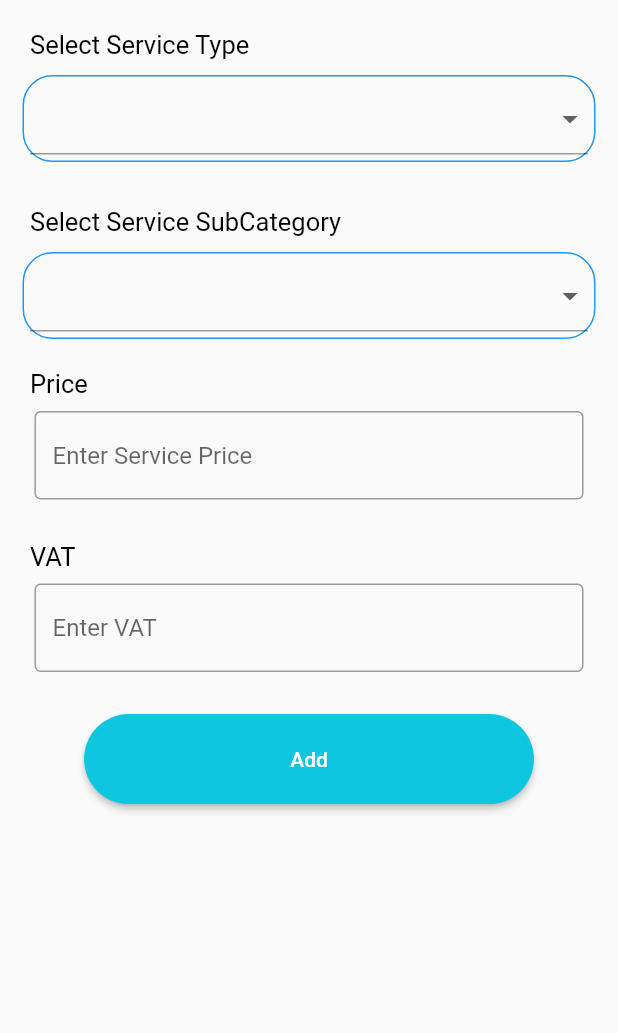
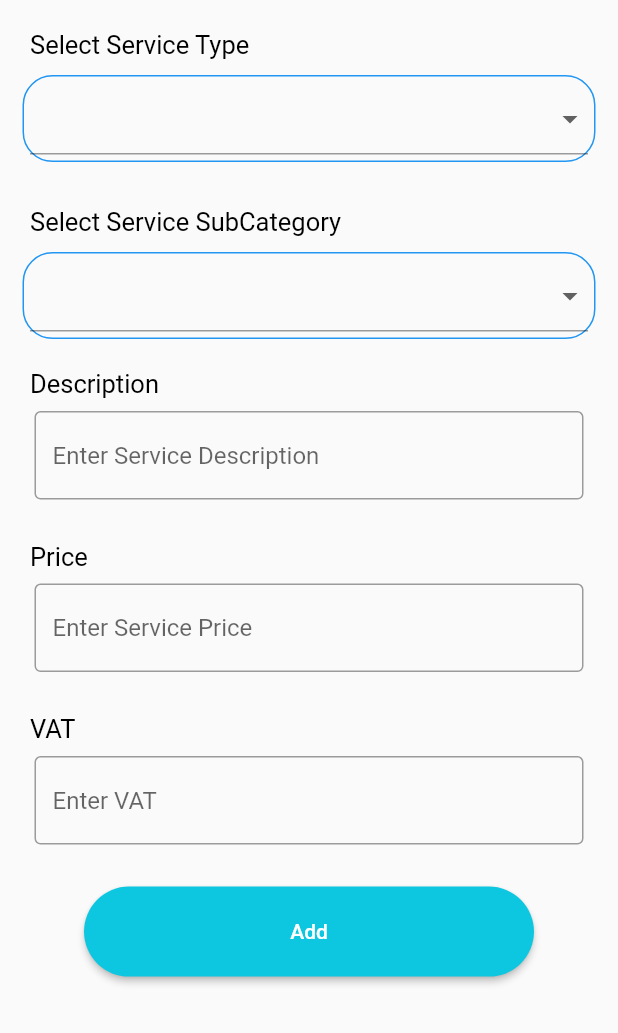
Before and after one commit to numanjaved14/City_Max_Admin, a Flutter app: the AddService screen opened directly, on a phone screen of 412 x 824 dp, the part 203-1236 px from its top. Run offline on Flutter 3.47's test engine with Material 2 defaults, Android fonts, the phone set to English and light mode, and no system bars; our stand-ins replace cloud_firestore, date_time_picker, firebase_auth, firebase_core, flutter_rating_bar, flutter_spinkit and 2 more; accounts and stored records are empty.

Commit message:
Services Added

```diff
--- a/lib/add/add_service.dart
+++ b/lib/add/add_service.dart
@@ -1,8 +1,7 @@
+import 'package:city_max_admin/database/database.dart';
 import 'package:city_max_admin/main/mainscreen.dart';
 import 'package:flutter/material.dart';
-import 'package:flutter/src/foundation/key.dart';
-import 'package:flutter/src/widgets/framework.dart';
-import 'package:date_time_picker/date_time_picker.dart';
+import 'package:toast/toast.dart';
 
 class AddService extends StatefulWidget {
   const AddService({Key? key}) : super(key: key);
@@ -66,15 +65,21 @@ class _AddServiceState extends State<AddService> {
   String dropdownvalue = 'Cleaning';
   String dropdownvalue1 = 'HouseKeeping with Materials';
 
+
+
+
   @override
   Widget build(BuildContext context) {
+
+
 
     return Scaffold(
       appBar: AppBar(
         centerTitle: true,
         title: Text('Add Service'),
       ),
-      body: SafeArea(
+      body: SingleChildScrollView(
+        child: SafeArea(
           child:  Column(
               mainAxisAlignment: MainAxisAlignment.start,
               crossAxisAlignment: CrossAxisAlignment.start,
@@ -215,6 +220,33 @@ class _AddServiceState extends State<AddService> {
                  Container(
                     margin: EdgeInsets.only(left: 20),
                     child: Text(
+                      'Description',
+                      textAlign: TextAlign.right,
+                      style: TextStyle(
+                        color: Colors.black,
+                        fontSize: 17,
+                      ),
+                    )),
+                Container(
+                                   margin: EdgeInsets.only(left: 15,right: 15),
+
+                  child: Padding(
+                    padding: EdgeInsets.symmetric(horizontal: 8, vertical: 8),
+                    child: TextField(
+                      controller: descriptionController,
+                      keyboardType: TextInputType.text,
+                      decoration: InputDecoration(
+
+                        border: OutlineInputBorder(),
+                        hintText: 'Enter Service Description',
+                      ),
+                    ),
+                  ),
+                ),
+                SizedBox(height: 20,),
+                Container(
+                    margin: EdgeInsets.only(left: 20),
+                    child: Text(
                       'Price',
                       textAlign: TextAlign.right,
                       style: TextStyle(
@@ -228,6 +260,7 @@ class _AddServiceState extends State<AddService> {
                   child: Padding(
                     padding: EdgeInsets.symmetric(horizontal: 8, vertical: 8),
                     child: TextField(
+                      controller: priceController,
                       keyboardType: TextInputType.number,
                       decoration: InputDecoration(
                         suffix: Text(
@@ -258,6 +291,7 @@ class _AddServiceState extends State<AddService> {
                   child: Padding(
                     padding: EdgeInsets.symmetric(horizontal: 8, vertical: 8),
                     child: TextField(
+                      controller: vatController,
                       keyboardType: TextInputType.number,
                       decoration: InputDecoration(
                         suffix: Text(
@@ -276,8 +310,9 @@ class _AddServiceState extends State<AddService> {
                 Center(
                   child: ElevatedButton(
                     onPressed: () {
-                    Navigator.push(context,
-                        MaterialPageRoute(builder: (builder) => MainScreen()));
+                     addServices();
+                     Toast.show("Data Is Added", duration: Toast.lengthShort, gravity:  Toast.bottom);
+
                     },
                     style: ElevatedButton.styleFrom(
                         shape: StadiumBorder(),
@@ -289,10 +324,45 @@ class _AddServiceState extends State<AddService> {
                     ),
                   ),
                 ),
+                     SizedBox(height: 20,),
               ],
+
+            ),
           ),
       ),
 
     );
   }
+
+    //TextEditing COntrollers
+    final servicCateoryController = TextEditingController();
+        final serviceSubCateoryController = TextEditingController();
+
+    TextEditingController descriptionController = TextEditingController();
+    TextEditingController priceController = TextEditingController();
+    TextEditingController vatController = TextEditingController();
+  void addServices() async{
+    String res = await Database().addService(
+      description:descriptionController.text, price: priceController.text,
+      vat: vatController.text,
+      serviceCategory: _make,
+      serviceSubCategory: _model
+
+    );
+
+
+
+    if (res == 'Success') {
+      Navigator.of(context).push(
+        MaterialPageRoute(
+          builder: (context) =>  MainScreen(),
+        ),
+      );
+
+      ScaffoldMessenger.of(context).showSnackBar(
+        SnackBar(content: Text(res)),
+      );
     }
+ }
+
+}
--- a/lib/bottom_pages/service_page.dart
+++ b/lib/bottom_pages/service_page.dart
@@ -48,7 +48,7 @@ class _ServicePageState extends State<ServicePage> {
                           },
                             leading: const Text('Tuesday'),
 
-                            trailing:  IconButton(
+                                                        trailing:  IconButton(
                               onPressed:(){},
                              icon: Icon(Icons.delete,color: Colors.red,),
 
--- /dev/null
+++ b/lib/database/service_model.dart
@@ -0,0 +1,37 @@
+import 'package:cloud_firestore/cloud_firestore.dart';
+
+class ServiceModel {
+  var servicetype;
+  var serviceSubCategory;
+  String description;
+  String price;
+  String tax;
+
+  ServiceModel({
+    required this.servicetype,
+    required this.serviceSubCategory,
+    required this.description,
+    required this.price,
+    required this.tax,
+  });
+
+  Map<String, dynamic> toJson() => {
+        'servicetype': servicetype,
+        'serviceSubCategory': serviceSubCategory,
+        'description': description,
+        'price': price,
+        'tax': tax,
+      };
+
+  static ServiceModel fromSnap(DocumentSnapshot snap) {
+    var snapShot = snap.data() as Map<String, dynamic>;
+
+    return ServiceModel(
+      servicetype: snapShot['servicetype'],
+      serviceSubCategory: snapShot['serviceSubCategory'],
+      description: snapShot['description'],
+      price: snapShot['price'],
+      tax: snapShot['tax'],
+    );
+  }
+}
--- a/pubspec.yaml
+++ b/pubspec.yaml
@@ -44,6 +44,7 @@ dependencies:
   provider: ^6.0.3
   font_awesome_flutter: ^10.1.0
   uuid: ^3.0.6
+  toast: ^0.3.0
 
 
 
```
Also changed, not shown: lib/database/database.dart (+46 -0 lines), pubspec.lock. Lines whose indentation alone changed are shown as unchanged.
